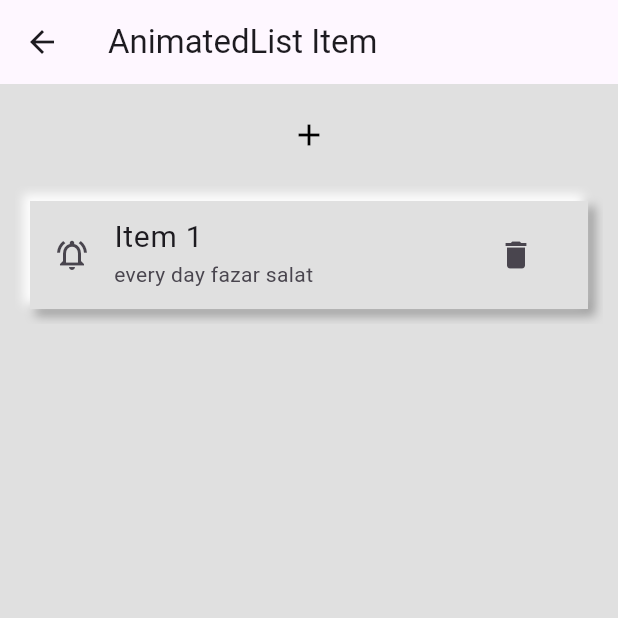
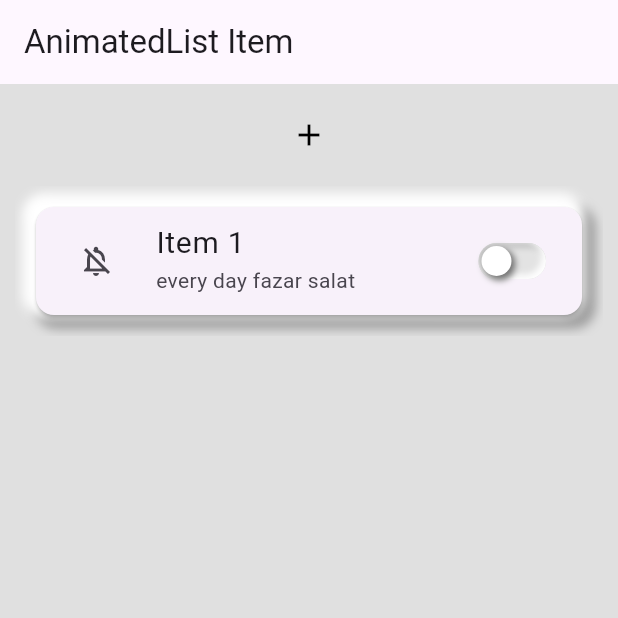
Before and after one commit to Muntasir89/Neumorphism, a Flutter app: the NeuAnimatedListView screen opened directly, after a tap on the "add" icon, on a phone screen of 412 x 824 dp, the top half of it. Run offline on Flutter 3.47's test engine with Material 2 defaults, Android fonts, the phone set to English and light mode, and no system bars; our stand-ins replace flutter_inset_box_shadow.

Commit message:
AnimatedList updated

```diff
--- a/lib/main.dart
+++ b/lib/main.dart
@@ -2,7 +2,7 @@ import 'package:flutter/material.dart';
 import 'package:neumorphism_widgets/widgets/card/card.dart';
 import 'package:neumorphism_widgets/widgets/neu_clock.dart';
 import 'package:neumorphism_widgets/widgets/neu_icon_button.dart';
-import 'package:neumorphism_widgets/widgets/neu_switch/neu_switch.dart';
+import 'package:neumorphism_widgets/widgets/animatedListView/neu_switch/neu_switch.dart';
 
 import 'widgets/animatedListView/neu_animated_listview.dart';
 
@@ -21,7 +21,7 @@ class MyApp extends StatelessWidget {
         colorScheme: ColorScheme.fromSeed(seedColor: Colors.deepPurple),
         useMaterial3: true,
       ),
-      home: HomePage(),
+      home: NeuAnimatedListView(),
     );
   }
 }
--- /dev/null
+++ b/lib/widgets/animatedListView/alarm_icon/alarm_icon.dart
@@ -0,0 +1,20 @@
+import 'package:flutter/material.dart';
+
+class AlarmIcon extends StatelessWidget {
+  bool alarmActive = false;
+
+  @override
+  Widget build(BuildContext context) {
+    return StatefulBuilder(builder: (context, setAlarm) {
+      return IconButton(
+          onPressed: () {
+            setAlarm(() {
+              alarmActive = !alarmActive;
+            });
+          },
+          icon: Icon(alarmActive
+              ? Icons.notifications_active_outlined
+              : Icons.notifications_off_outlined));
+    });
+  }
+}
--- a/lib/widgets/animatedListView/neu_animated_listview.dart
+++ b/lib/widgets/animatedListView/neu_animated_listview.dart
@@ -1,14 +1,15 @@
 import 'package:flutter/material.dart';
+import 'package:neumorphism_widgets/widgets/animatedListView/alarm_icon/alarm_icon.dart';
+import 'package:neumorphism_widgets/widgets/animatedListView/neu_switch/neu_switch.dart';
 
 class NeuAnimatedListView extends StatefulWidget {
-  const NeuAnimatedListView({super.key});
-
   @override
   State<NeuAnimatedListView> createState() => _NeuAnimatedListViewState();
 }
 
 class _NeuAnimatedListViewState extends State<NeuAnimatedListView> {
   final _items = [];
+
   final GlobalKey<AnimatedListState> _key = GlobalKey();
 
   void _addItem() {
@@ -63,7 +64,10 @@ class _NeuAnimatedListViewState extends State<NeuAnimatedListView> {
                       sizeFactor: animation,
                       child: Container(
                         margin: const EdgeInsets.all(10),
-                        decoration: BoxDecoration(boxShadow: [
+                        decoration: BoxDecoration(
+                            shape: BoxShape.rectangle,
+                            borderRadius: BorderRadius.circular(15),
+                            boxShadow: [
                               BoxShadow(
                                   color: Colors.grey.shade500,
                                   offset: Offset(4.0, 4.0),
@@ -75,23 +79,16 @@ class _NeuAnimatedListViewState extends State<NeuAnimatedListView> {
                                   blurRadius: 5.0,
                                   spreadRadius: 1.0),
                             ]),
-                        child: Container(
-                          color: Colors.grey.shade300,
+                        child: Card(
                           child: ListTile(
-                            leading: Icon(Icons
-                                .notifications_active_outlined), // otherwise notification_off_outline
+                            leading:
+                                AlarmIcon(), // otherwise notification_off_outline
                             title: Text(
                               _items[index],
                               style: const TextStyle(fontSize: 20),
                             ),
                             subtitle: Text("every day fazar salat"),
-                            // trailing: ,
-                            trailing: IconButton(
-                              icon: const Icon(Icons.delete),
-                              onPressed: () {
-                                _removeItem(index);
-                              },
-                            ),
+                            trailing: NeuSwitch(),
                           ),
                         ),
                       ),
--- a/lib/widgets/neu_switch/neu_switch.dart
+++ b/lib/widgets/animatedListView/neu_switch/neu_switch.dart
@@ -1,8 +1,10 @@
 import 'package:flutter/material.dart' hide BoxDecoration, BoxShadow;
 import 'package:flutter_inset_box_shadow/flutter_inset_box_shadow.dart';
+import 'package:neumorphism_widgets/widgets/animatedListView/neu_animated_listview.dart';
 
 class NeuSwitch extends StatelessWidget {
   bool _isActive = false;
+  NeuAnimatedListView neuAnimatedListView = NeuAnimatedListView();
 
   @override
   Widget build(BuildContext context) {
@@ -14,8 +16,8 @@ class NeuSwitch extends StatelessWidget {
           });
         },
         child: Container(
-          height: 44,
-          width: 70,
+          height: 24,
+          width: 45,
           padding: EdgeInsets.symmetric(horizontal: 2),
           decoration: BoxDecoration(
               color: _isActive ? Colors.red : Color(0xFFE3E3E3),
@@ -39,10 +41,10 @@ class NeuSwitch extends StatelessWidget {
             duration: const Duration(seconds: 1),
             curve: Curves.fastOutSlowIn,
             child: Container(
-              height: 40,
-              width: 40,
+              height: 20,
+              width: 20,
               decoration: BoxDecoration(
-                  color: Colors.grey[200],
+                  color: Colors.white,
                   borderRadius: BorderRadius.circular(20),
                   boxShadow: [
                     BoxShadow(
```
Lines whose indentation alone changed are shown as unchanged.
